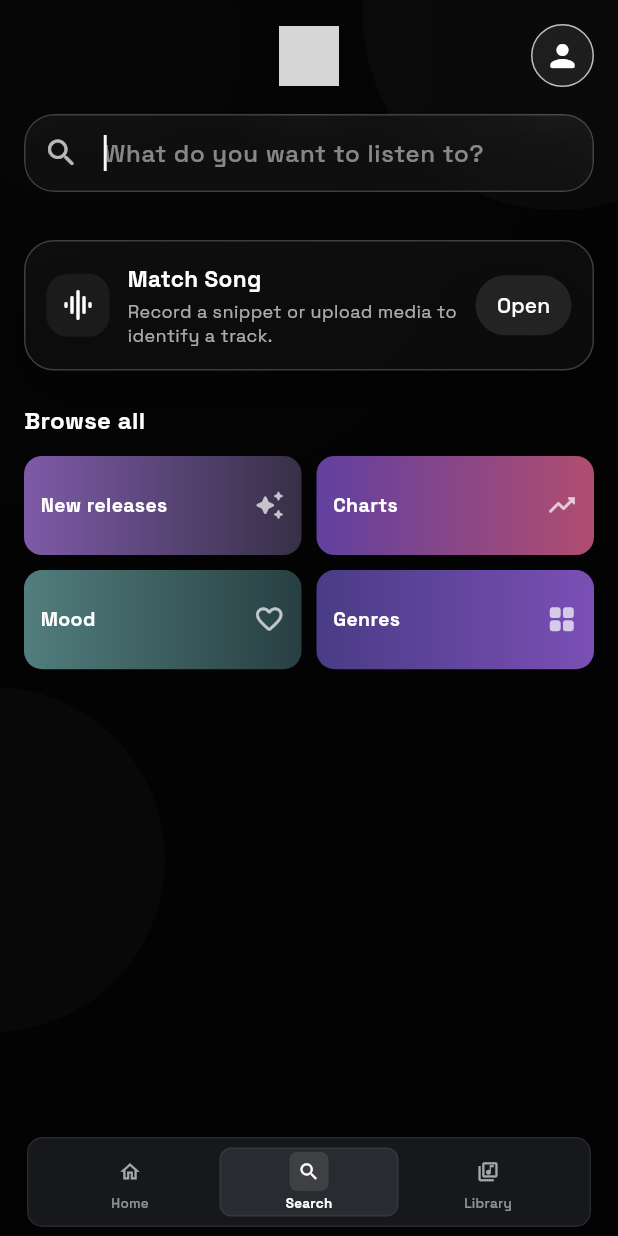
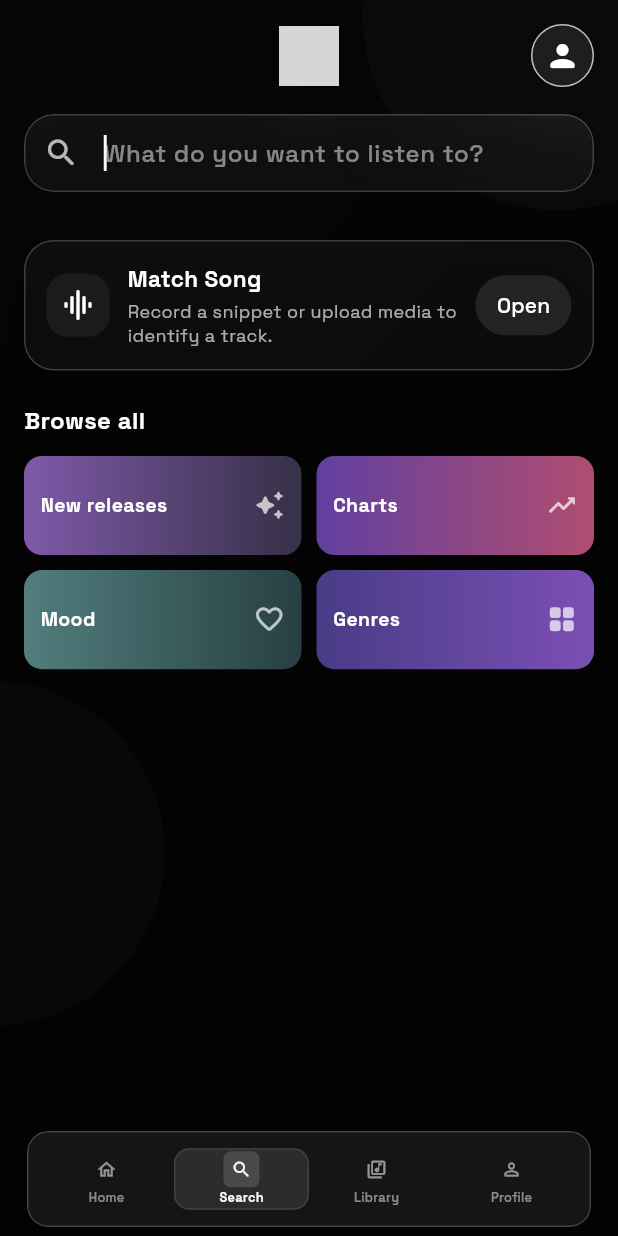
Before and after one commit to DanBeverley/personal-music-player, a Flutter app: the screen it shows after launch, item 2 of the bottom bar chosen, on a phone screen of 412 x 824 dp. Run offline on Flutter 3.47's test engine with Material 3 defaults, Android fonts, the phone set to English and light mode, and no system bars; our stand-ins replace audio_service, cached_network_image, file_picker, flutter_riverpod, google_fonts, image_picker and 4 more; missing offline and left inert: dart:ffi, record; accounts and stored records are empty; network calls fail; grey boxes are pictures that could not be loaded.

Commit message:
Use Neatie components and theme tokens
Refactor UI to use shared Neatie components and theme tokens: replace many custom decorated Containers/Ink/Inks with NeatieSurface/NeatiePill and apply neatie color/radius tokens across bottom nav, details lists, playlist dialog and other widgets. Update AppArtwork to trim and prefer thumbnail URL, add a subtle overlay gradient and hairline border over artwork. Adjust AppBottomNavBar sizing, paddings, icon/text sizes and selection colors to use theme tokens. Replace bullet separators (•) with slashes (/) in several details sections. Add necessary imports (app_theme_tokens, neatie_components) and adapt ListTile-like rows to material+InkWell where appropriate. Overall goal: unify styling, use centralized theme tokens and reusable components.

```diff
--- a/app/lib/widgets/app_bottom_nav_bar.dart
+++ b/app/lib/widgets/app_bottom_nav_bar.dart
@@ -1,6 +1,7 @@
-import 'dart:ui';
+import 'package:flutter/material.dart';
 
-import 'package:flutter/material.dart';
+import '../ui/app_theme_tokens.dart';
+import '../ui/neatie_components.dart';
 
 class AppBottomNavBar extends StatelessWidget {
   final int currentIndex;
@@ -25,27 +26,12 @@ class AppBottomNavBar extends StatelessWidget {
         18,
         bottomInset > 0 ? bottomInset : 6,
       ),
-      child: ClipRRect(
-        borderRadius: BorderRadius.circular(10),
-        child: BackdropFilter(
-          filter: ImageFilter.blur(sigmaX: 22, sigmaY: 22),
-          child: Container(
-            height: 60,
-            padding: const EdgeInsets.symmetric(horizontal: 8, vertical: 5),
-            decoration: BoxDecoration(
-              borderRadius: BorderRadius.circular(10),
-              color: const Color(0xFF17191C).withValues(alpha: 0.96),
-              border: Border.all(
-                color: Colors.white.withValues(alpha: 0.08),
-              ),
-              boxShadow: [
-                BoxShadow(
-                  color: Colors.black.withValues(alpha: 0.34),
-                  blurRadius: 28,
-                  offset: const Offset(0, 12),
-                ),
-              ],
-            ),
+      child: NeatieSurface(
+        radius: neatieRadiusMedium,
+        color: neatieGlass,
+        padding: const EdgeInsets.symmetric(horizontal: 7, vertical: 4),
+        child: SizedBox(
+          height: 54,
           child: Row(
             children: [
               Expanded(
@@ -78,8 +64,17 @@ class AppBottomNavBar extends StatelessWidget {
                   onSelected: onSelected,
                 ),
               ),
+              Expanded(
+                child: _NavButton(
+                  index: 3,
+                  label: 'Profile',
+                  selectedIcon: Icons.person_rounded,
+                  icon: Icons.person_outline_rounded,
+                  currentIndex: currentIndex,
+                  onSelected: onSelected,
+                ),
+              ),
             ],
-            ),
           ),
         ),
       ),
@@ -107,7 +102,6 @@ class _NavButton extends StatelessWidget {
   @override
   Widget build(BuildContext context) {
     final isSelected = currentIndex == index;
-    const activeColor = Color(0xFF70757D);
 
     return GestureDetector(
       behavior: HitTestBehavior.opaque,
@@ -115,15 +109,15 @@ class _NavButton extends StatelessWidget {
       child: AnimatedContainer(
         duration: const Duration(milliseconds: 220),
         curve: Curves.easeOutCubic,
-        padding: const EdgeInsets.symmetric(horizontal: 4, vertical: 2),
+        padding: const EdgeInsets.symmetric(horizontal: 4, vertical: 1),
         decoration: BoxDecoration(
-          borderRadius: BorderRadius.circular(8),
+          borderRadius: BorderRadius.circular(neatieRadiusSmall),
           color: isSelected
-              ? activeColor.withValues(alpha: 0.20)
+              ? Colors.white.withValues(alpha: 0.10)
               : Colors.transparent,
           border: isSelected
               ? Border.all(
-                  color: Colors.white.withValues(alpha: 0.06),
+                  color: neatieHairline,
                 )
               : null,
         ),
@@ -134,19 +128,18 @@ class _NavButton extends StatelessWidget {
             AnimatedContainer(
               duration: const Duration(milliseconds: 220),
               curve: Curves.easeOutCubic,
-              width: 26,
-              height: 26,
+              width: 24,
+              height: 24,
               decoration: BoxDecoration(
                 borderRadius: BorderRadius.circular(5),
                 color: isSelected
-                    ? Colors.white.withValues(alpha: 0.10)
+                    ? Colors.white.withValues(alpha: 0.14)
                     : Colors.transparent,
               ),
               child: Icon(
                 isSelected ? selectedIcon : icon,
-                color:
-                    isSelected ? Colors.white : Colors.white.withValues(alpha: 0.62),
-                size: 15,
+                color: isSelected ? neatieActive : neatieInactive,
+                size: 14,
               ),
             ),
             const SizedBox(height: 1),
@@ -154,9 +147,8 @@ class _NavButton extends StatelessWidget {
               label,
               textScaler: TextScaler.noScaling,
               style: TextStyle(
-                color:
-                    isSelected ? Colors.white : Colors.white.withValues(alpha: 0.52),
-                fontSize: 9,
+                color: isSelected ? neatieActive : neatieDimText,
+                fontSize: 8.5,
                 fontWeight: isSelected ? FontWeight.w700 : FontWeight.w500,
                 letterSpacing: 0.2,
               ),
```
Also changed, not shown: app/lib/widgets/app_artwork.dart (+29 -3 lines), app/lib/widgets/details/details_sections.dart (+80 -57 lines), app/lib/widgets/playlist/add_to_playlist_dialog.dart (+8 -5 lines). Lines whose indentation alone changed are shown as unchanged.
